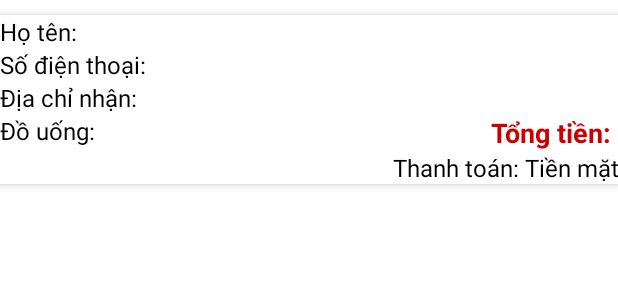
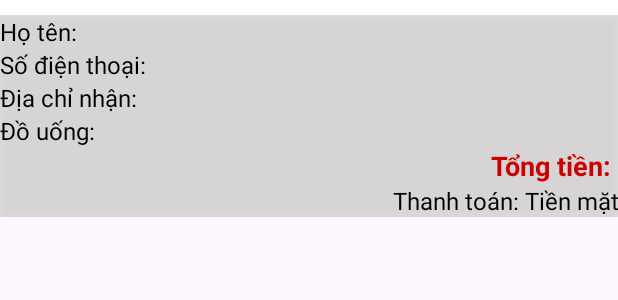
Before and after one commit to Kine-code/AppTraSua, an Android app: the layout item_history.xml on its own in the app's theme, with its tools: preview values and no code run, on a phone screen of 412 x 824 dp. Shown: the top 300 px of the screen. Run offline under Robolectric (Android 15) with nearby library versions, the light colour scheme and no system bars.

Commit message:
updatehistoryItems

```diff
--- a/app/src/main/java/com/nhom2/appbantrasua/DAL/CartAdapter.java
+++ b/app/src/main/java/com/nhom2/appbantrasua/DAL/CartAdapter.java
@@ -1,6 +1,7 @@
 package com.nhom2.appbantrasua.DAL;
 
 import android.content.Context;
+import android.util.Log;
 import android.view.LayoutInflater;
 import android.view.View;
 import android.view.ViewGroup;
@@ -21,6 +22,7 @@ import com.nhom2.appbantrasua.GUI.CartActivity;
 import com.nhom2.appbantrasua.R;
 
 import java.io.BufferedReader;
+import java.io.File;
 import java.io.FileInputStream;
 import java.io.FileOutputStream;
 import java.io.IOException;
--- a/app/src/main/res/layout/item_history.xml
+++ b/app/src/main/res/layout/item_history.xml
@@ -1,7 +1,7 @@
 <?xml version="1.0" encoding="utf-8"?>
 <androidx.constraintlayout.widget.ConstraintLayout xmlns:android="http://schemas.android.com/apk/res/android"
     android:layout_width="match_parent"
-    android:layout_height="match_parent"
+    android:layout_height="wrap_content"
     xmlns:app="http://schemas.android.com/apk/res-auto"
     android:id="@+id/itemhistory"
     android:background="@android:color/white">
@@ -10,7 +10,7 @@
         android:layout_width="match_parent"
         android:layout_height="wrap_content"
         android:layout_marginTop="10dp"
-        android:background="@android:color/white"
+        android:background="#3B786F6F"
         android:elevation="4dp"
         app:layout_constraintEnd_toEndOf="parent"
         app:layout_constraintStart_toStartOf="parent"
@@ -75,7 +75,7 @@
             app:layout_constraintEnd_toEndOf="parent"
             app:layout_constraintHorizontal_bias="1.0"
             app:layout_constraintStart_toStartOf="parent"
-            app:layout_constraintTop_toBottomOf="@id/textaddresshistory" />
+            app:layout_constraintTop_toBottomOf="@id/text_order_items" />
 
         <TextView
             android:id="@+id/textpaymentmethodhistory"
```
Also changed, not shown: app/src/main/java/com/nhom2/appbantrasua/DAL/HistoryAdapter.java (+6 -6 lines), app/src/main/java/com/nhom2/appbantrasua/GUI/PaymentActivity.java (+5 -5 lines).
